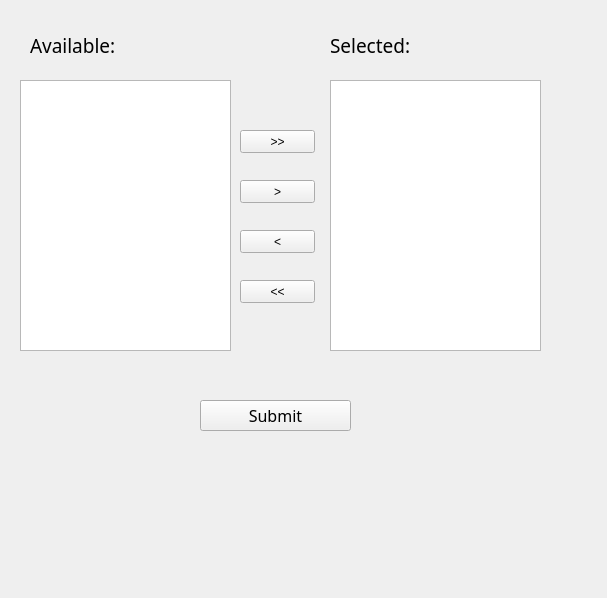
The window that gui/newnew.ui (GreatDevelopers/osdag-core) describes before a commit, drawn with Qt 5.
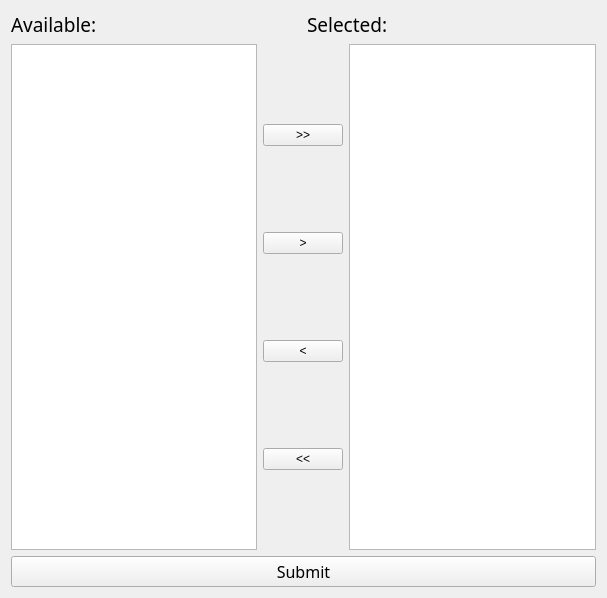
The same window after the commit.

Diff of the .ui file:
```diff
--- a/gui/newnew.ui
+++ b/gui/newnew.ui
@@ -13,15 +13,11 @@
   <property name="windowTitle">
    <string>Form</string>
   </property>
+  <layout class="QVBoxLayout" name="verticalLayout_2">
+   <item>
+    <layout class="QHBoxLayout" name="horizontalLayout_2">
+     <item>
   <widget class="QLabel" name="label">
-   <property name="geometry">
-    <rect>
-     <x>30</x>
-     <y>30</y>
-     <width>111</width>
-     <height>31</height>
-    </rect>
-   </property>
    <property name="font">
     <font>
      <family>Myanmar Text</family>
@@ -32,15 +28,9 @@
     <string>Available:</string>
    </property>
   </widget>
+     </item>
+     <item>
   <widget class="QLabel" name="label_2">
-   <property name="geometry">
-    <rect>
-     <x>330</x>
-     <y>30</y>
-     <width>121</width>
-     <height>31</height>
-    </rect>
-   </property>
    <property name="font">
     <font>
      <family>Myanmar Text</family>
@@ -51,87 +41,53 @@
     <string>Selected:</string>
    </property>
   </widget>
-  <widget class="QListWidget" name="listWidget">
-   <property name="geometry">
-    <rect>
-     <x>20</x>
-     <y>80</y>
-     <width>211</width>
-     <height>271</height>
-    </rect>
-   </property>
-  </widget>
-  <widget class="QListWidget" name="listWidget_2">
-   <property name="geometry">
-    <rect>
-     <x>330</x>
-     <y>80</y>
-     <width>211</width>
-     <height>271</height>
-    </rect>
-   </property>
-  </widget>
+     </item>
+    </layout>
+   </item>
+   <item>
+    <layout class="QHBoxLayout" name="horizontalLayout">
+     <item>
+      <widget class="QListWidget" name="listWidget"/>
+     </item>
+     <item>
+      <layout class="QVBoxLayout" name="verticalLayout">
+       <item>
   <widget class="QPushButton" name="pushButton">
-   <property name="geometry">
-    <rect>
-     <x>240</x>
-     <y>130</y>
-     <width>75</width>
-     <height>23</height>
-    </rect>
-   </property>
    <property name="text">
     <string>&gt;&gt;</string>
    </property>
   </widget>
+       </item>
+       <item>
   <widget class="QPushButton" name="pushButton_2">
-   <property name="geometry">
-    <rect>
-     <x>240</x>
-     <y>180</y>
-     <width>75</width>
-     <height>23</height>
-    </rect>
-   </property>
    <property name="text">
     <string>&gt;</string>
    </property>
   </widget>
+       </item>
+       <item>
   <widget class="QPushButton" name="pushButton_3">
-   <property name="geometry">
-    <rect>
-     <x>240</x>
-     <y>230</y>
-     <width>75</width>
-     <height>23</height>
-    </rect>
-   </property>
    <property name="text">
     <string>&lt;</string>
    </property>
   </widget>
+       </item>
+       <item>
   <widget class="QPushButton" name="pushButton_4">
-   <property name="geometry">
-    <rect>
-     <x>240</x>
-     <y>280</y>
-     <width>75</width>
-     <height>23</height>
-    </rect>
-   </property>
    <property name="text">
     <string>&lt;&lt;</string>
    </property>
   </widget>
+       </item>
+      </layout>
+     </item>
+     <item>
+      <widget class="QListWidget" name="listWidget_2"/>
+     </item>
+    </layout>
+   </item>
+   <item>
   <widget class="QPushButton" name="pushButton_5">
-   <property name="geometry">
-    <rect>
-     <x>200</x>
-     <y>400</y>
-     <width>151</width>
-     <height>31</height>
-    </rect>
-   </property>
    <property name="font">
     <font>
      <family>Myanmar Text</family>
@@ -142,6 +98,8 @@
     <string>Submit</string>
    </property>
   </widget>
+   </item>
+  </layout>
  </widget>
  <resources/>
  <connections/>
```
Lines whose indentation alone changed are shown as unchanged.
